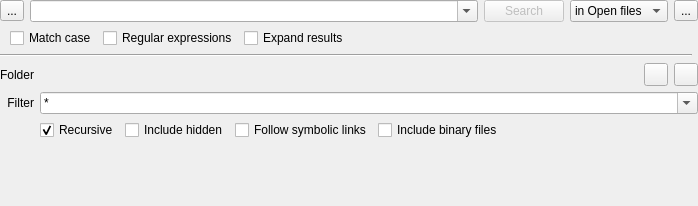
Above: kate/plugins/search/search.ui from KDE/kate before the change. Below: the same form after it.
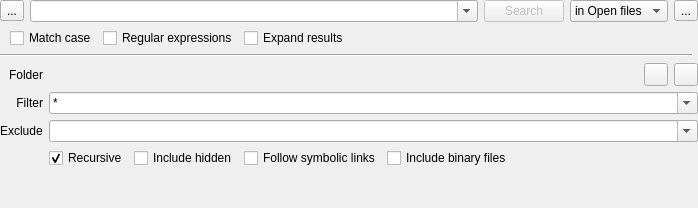
That is the form after the change. Custom widgets are drawn as their Qt base class.

Commit message:
search&replace plugin: add separate exclude-filter
This patch adds a separate exclude filter to the search&replace plugin
in folder-mode.
It is handled similar to the normal filter, including history, etc.
The "-" feature is removed from the normal filter.

Alex

The edit to the form file:
```diff
--- a/kate/plugins/search/search.ui
+++ b/kate/plugins/search/search.ui
@@ -158,7 +158,7 @@
             </property>
            </widget>
           </item>
-          <item row="3" column="1">
+          <item row="4" column="1">
            <widget class="QCheckBox" name="recursiveCheckBox">
             <property name="text">
              <string>Recursive</string>
@@ -168,14 +168,14 @@
             </property>
            </widget>
           </item>
-          <item row="3" column="2">
+          <item row="4" column="2">
            <widget class="QCheckBox" name="hiddenCheckBox">
             <property name="text">
              <string>Include hidden</string>
             </property>
            </widget>
           </item>
-          <item row="3" column="5">
+          <item row="4" column="5">
            <spacer name="horizontalSpacer">
             <property name="orientation">
              <enum>Qt::Horizontal</enum>
@@ -188,20 +188,34 @@
             </property>
            </spacer>
           </item>
-          <item row="3" column="3">
+          <item row="4" column="3">
            <widget class="QCheckBox" name="symLinkCheckBox">
             <property name="text">
              <string>Follow symbolic links</string>
             </property>
            </widget>
           </item>
-          <item row="3" column="4">
+          <item row="4" column="4">
            <widget class="QCheckBox" name="binaryCheckBox">
             <property name="text">
              <string>Include binary files</string>
             </property>
            </widget>
           </item>
+          <item row="3" column="0">
+           <widget class="QLabel" name="excludeLabel">
+            <property name="text">
+             <string>Exclude</string>
+            </property>
+           </widget>
+          </item>
+          <item row="3" column="1" colspan="7">
+           <widget class="KComboBox" name="excludeCombo">
+            <property name="editable">
+             <bool>true</bool>
+            </property>
+           </widget>
+          </item>
          </layout>
         </widget>
        </item>
```
Left out of the diff: 1 changed line with no effect on the pictures. The commit also changes 3 other files.
